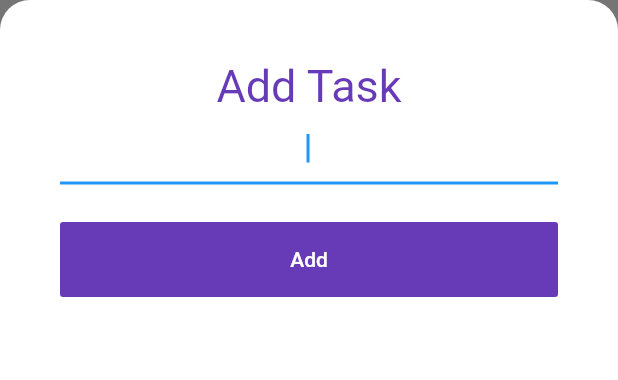
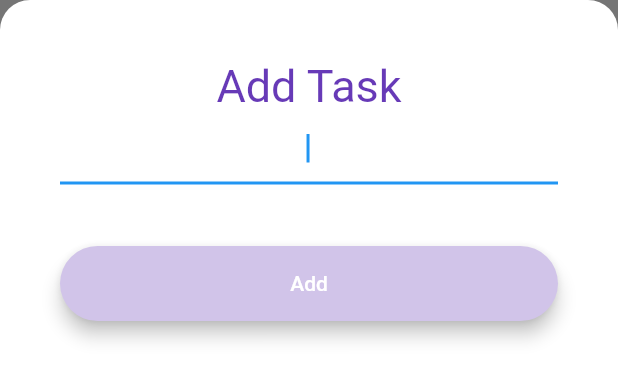
Before and after one commit to kaylanx/smartlist_flutter, a Flutter app: the AddTaskScreen widget shown alone on an empty page, opened directly, on a phone screen of 412 x 824 dp. Shown: the top 380 px of the screen. Run offline on Flutter 3.47's test engine with Material 2 defaults, Android fonts, the phone set to English and light mode, and no system bars.

Commit message:
Update flutter; Disable button if no text entered; Make button have rounded edges

```diff
--- a/lib/main.dart
+++ b/lib/main.dart
@@ -15,6 +15,7 @@ class SmartListApp extends StatelessWidget {
       child: MaterialApp(
         theme: Theme.of(context).copyWith(
           primaryColor: Colors.deepPurple,
+          disabledColor: Colors.deepPurple[100],
         ),
         home: TasksScreen(),
       ),
--- a/lib/screens/add_task_screen.dart
+++ b/lib/screens/add_task_screen.dart
@@ -2,13 +2,28 @@ import 'package:flutter/material.dart';
 import 'package:provider/provider.dart';
 import 'package:todoey_flutter/models/task.dart';
 import 'package:todoey_flutter/models/tasks_model.dart';
+import 'package:todoey_flutter/widgets/rounded_button.dart';
 
-class AddTaskScreen extends StatelessWidget {
+class AddTaskScreen extends StatefulWidget {
+  @override
+  _AddTaskScreenState createState() => _AddTaskScreenState();
+}
+
+class _AddTaskScreenState extends State<AddTaskScreen> {
+
+  String text;
+
   @override
   Widget build(BuildContext context) {
-    String text;
 
+    final buttonEnabled = (text != null && text.isNotEmpty);
     final primaryColor = Theme.of(context).primaryColor;
+    final disabledColor = Theme.of(context).disabledColor;
+
+    final Function onAddPressed = () {
+      context.read<TasksModel>().addTask(Task(name: text));
+      Navigator.pop(context);
+    };
 
     return Container(
       color: Color(0xff757575),
@@ -36,26 +51,19 @@ class AddTaskScreen extends StatelessWidget {
               autofocus: true,
               textAlign: TextAlign.center,
               onChanged: (newText) {
-                text = newText;
+                setState(() {
+                  text = newText;
+                });
               },
             ),
             SizedBox(
               height: 25.0,
             ),
-            FlatButton(
-              onPressed: () {
-                context.read<TasksModel>().addTask(Task(name: text));
-                Navigator.pop(context);
-              },
-              child: Text(
-                'Add',
-                style: TextStyle(
-                  color: Colors.white,
-                ),
-              ),
-              height: 50.0,
-              color: primaryColor,
-            )
+            RoundedButton(
+              color: buttonEnabled ? primaryColor : disabledColor,
+              text: 'Add',
+              onPressed: buttonEnabled ? onAddPressed : null,
+            ),
           ],
         ),
       ),
--- /dev/null
+++ b/lib/widgets/rounded_button.dart
@@ -0,0 +1,36 @@
+import 'package:flutter/material.dart';
+
+class RoundedButton extends StatelessWidget {
+  final Color color;
+  final VoidCallback onPressed;
+  final String text;
+
+  const RoundedButton({
+    this.color,
+    this.onPressed,
+    this.text,
+  });
+
+  @override
+  Widget build(BuildContext context) {
+    return Padding(
+      padding: EdgeInsets.symmetric(vertical: 16.0),
+      child: Material(
+        color: color,
+        borderRadius: BorderRadius.circular(30.0),
+        elevation: 5.0,
+        child: MaterialButton(
+          onPressed: onPressed,
+          minWidth: 200.0,
+          height: 50.0,
+          child: Text(
+            text,
+            style: TextStyle(
+              color: Colors.white,
+            ),
+          ),
+        ),
+      ),
+    );
+  }
+}
```
Also changed, not shown: pubspec.lock.
